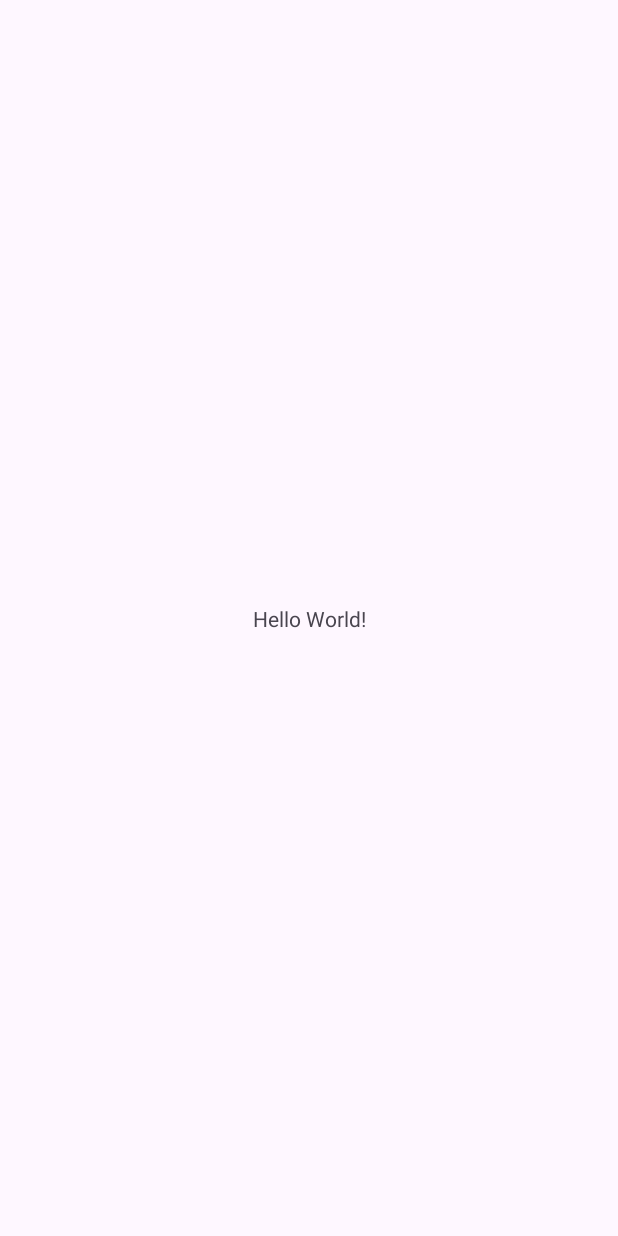
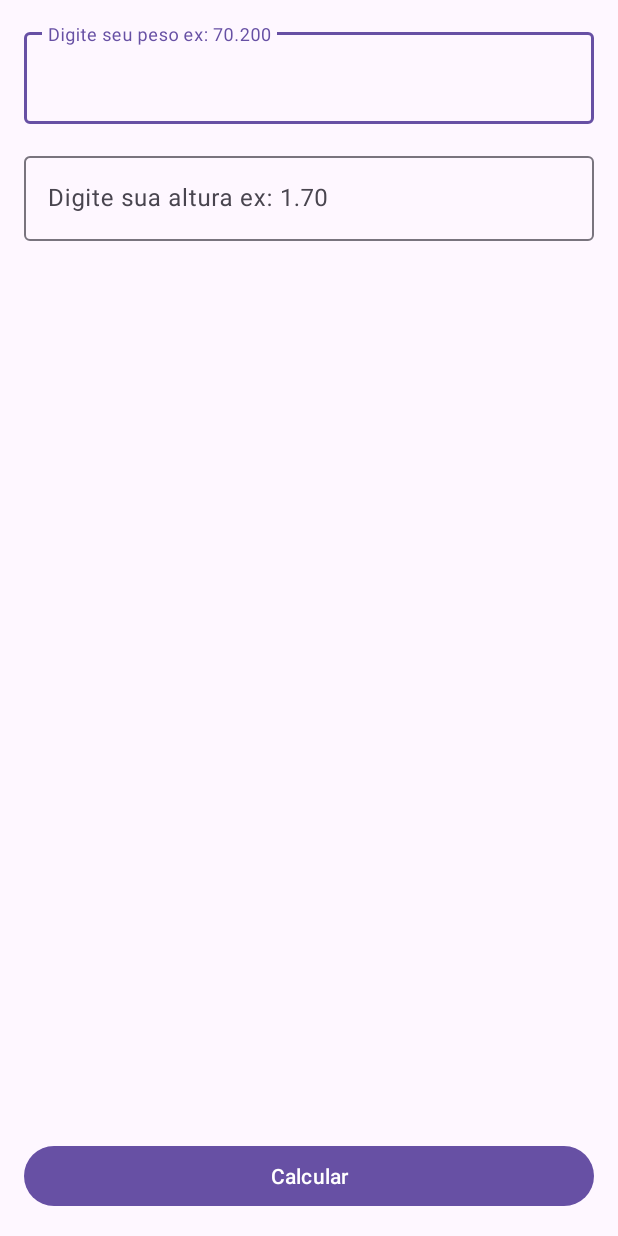
Before and after one commit to Samuel-dev798/CalculadoraImc, an Android app: the screen it shows after launch (MainActivity), on a phone screen of 412 x 824 dp. Before the commit the screen is almost empty. Run offline under Robolectric (Android 15) with nearby library versions, the phone set to English and light mode, and no system bars.

Commit message:
tela inicial edittext

```diff
--- a/app/src/main/java/com/comunidadedevspace/imc/MainActivity.kt
+++ b/app/src/main/java/com/comunidadedevspace/imc/MainActivity.kt
@@ -2,10 +2,30 @@ package com.comunidadedevspace.imc
 
 import androidx.appcompat.app.AppCompatActivity
 import android.os.Bundle
+import android.widget.Button
+import com.google.android.material.textfield.TextInputEditText
 
 class MainActivity : AppCompatActivity() {
     override fun onCreate(savedInstanceState: Bundle?) {
         super.onCreate(savedInstanceState)
         setContentView(R.layout.activity_main)
+
+        // Recuperar os componentes EditText
+        // criar uma variavel e associar o componente de UI<EditText>
+        //recuperar o botao da tela
+        // colocar ação do botão setOnClickLister
+        // Recuperar o texto digitado no edtpeso
+
+        val edtpeso = findViewById<TextInputEditText>(R.id.edittext_peso)
+        val edtaltura = findViewById<TextInputEditText>(R.id.edittext_altura)
+        val btncalcular = findViewById<Button>(R.id.btn_calcular)
+
+        btncalcular.setOnClickListener {
+            val peso = edtpeso.text
+            val altura = edtaltura.text
+            println("peso digitado: $peso, altura digitada: $altura")
+
+        }
+
     }
 }
--- a/app/src/main/res/layout/activity_main.xml
+++ b/app/src/main/res/layout/activity_main.xml
@@ -6,13 +6,48 @@
     android:layout_height="match_parent"
     tools:context=".MainActivity">
 
-    <TextView
-        android:layout_width="wrap_content"
+
+    <Button
+        android:id="@+id/btn_calcular"
+        android:layout_width="match_parent"
+        android:layout_margin="16dp"
+        android:layout_marginBottom="16dp"
+        android:layout_marginStart="16dp"
+        android:layout_marginEnd="16dp"
         android:layout_height="wrap_content"
-        android:text="Hello World!"
+        android:text="Calcular"
         app:layout_constraintBottom_toBottomOf="parent"
+        tools:layout_editor_absoluteX="154dp" />
+
+    <com.google.android.material.textfield.TextInputLayout
+        android:id="@+id/textInputLayout"
+        android:layout_width="match_parent"
+        android:layout_height="wrap_content"
+        android:layout_margin="16dp"
         app:layout_constraintEnd_toEndOf="parent"
         app:layout_constraintStart_toStartOf="parent"
-        app:layout_constraintTop_toTopOf="parent" />
+        app:layout_constraintTop_toTopOf="parent">
 
+        <com.google.android.material.textfield.TextInputEditText
+            android:id="@+id/edittext_peso"
+            android:layout_width="match_parent"
+            android:layout_height="61dp"
+            android:hint="Digite seu peso ex: 70.200"
+            android:inputType="numberDecimal" />
+    </com.google.android.material.textfield.TextInputLayout>
+
+    <com.google.android.material.textfield.TextInputLayout
+        android:layout_width="match_parent"
+        android:layout_height="wrap_content"
+        android:layout_margin="16dp"
+        app:layout_constraintEnd_toEndOf="parent"
+        app:layout_constraintTop_toBottomOf="@+id/textInputLayout">
+
+        <com.google.android.material.textfield.TextInputEditText
+            android:id="@+id/edittext_altura"
+            android:layout_width="match_parent"
+            android:layout_height="wrap_content"
+            android:inputType="numberDecimal"
+            android:hint="Digite sua altura ex: 1.70" />
+    </com.google.android.material.textfield.TextInputLayout>
 </androidx.constraintlayout.widget.ConstraintLayout>
```
Also changed, not shown: gradle/wrapper/gradle-wrapper.properties, 3 other files.
